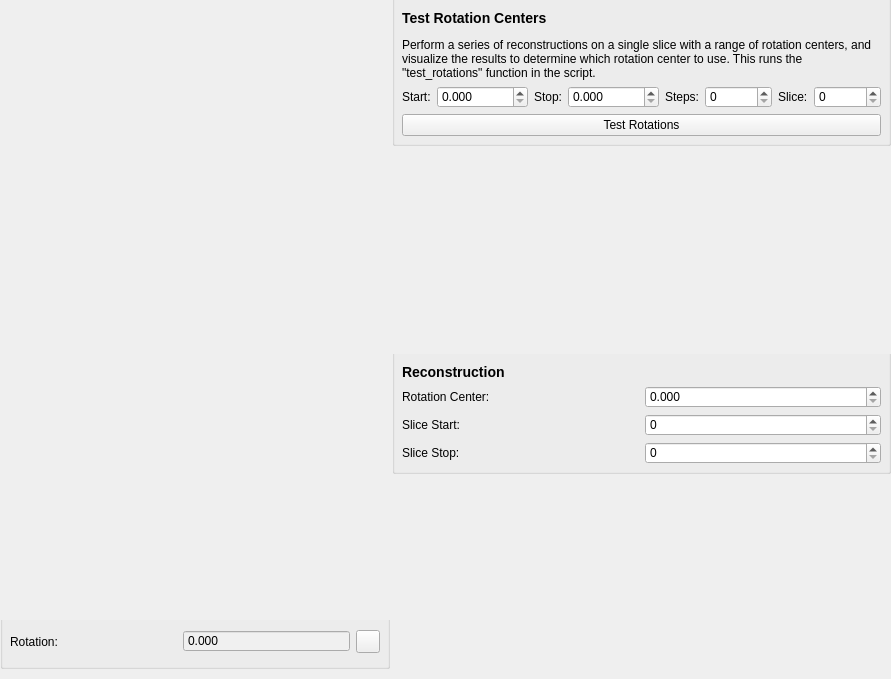
Qt form tomviz/FxiWorkflowWidget.ui (OpenChemistry/tomviz) before a commit.
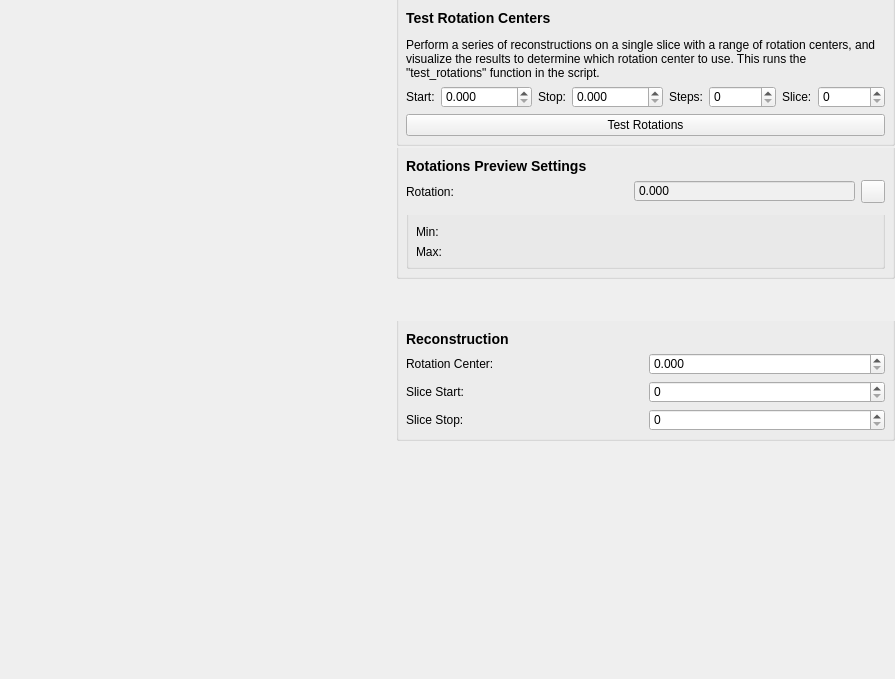
The same form after that commit. Icons and pictures are not drawn. Custom widgets are drawn as their Qt base class.

Commit message:
Allow users to rescale the color range
This allows the user to more easily visualize the preview.

This commit also fixes crashing that was happening when an error
occurred during the test rotations, and it also fixes some warnings.

Diff of the .ui file:
```diff
--- a/tomviz/FxiWorkflowWidget.ui
+++ b/tomviz/FxiWorkflowWidget.ui
@@ -6,7 +6,7 @@
    <rect>
     <x>0</x>
     <y>0</y>
-    <width>891</width>
+    <width>895</width>
     <height>679</height>
    </rect>
   </property>
@@ -34,66 +34,6 @@
      <item row="5" column="0">
       <layout class="QHBoxLayout" name="rotationLabelLayout"/>
      </item>
-     <item row="1" column="0">
-      <widget class="QGroupBox" name="testRotationsSettingsGroup">
-       <property name="styleSheet">
-        <string notr="true">QGroupBox{padding-top:15px; margin-top:-15px}</string>
-       </property>
-       <property name="title">
-        <string/>
-       </property>
-       <layout class="QGridLayout" name="gridLayout_2">
-        <item row="2" column="0">
-         <widget class="QLabel" name="currentRotationLabel">
-          <property name="text">
-           <string>Rotation:</string>
-          </property>
-         </widget>
-        </item>
-        <item row="5" column="0" colspan="2">
-         <widget class="tomviz::IntSliderWidget" name="imageViewSlider" native="true"/>
-        </item>
-        <item row="2" column="1">
-         <widget class="QDoubleSpinBox" name="currentRotation">
-          <property name="enabled">
-           <bool>true</bool>
-          </property>
-          <property name="styleSheet">
-           <string notr="true">background-color: #F0F0F0</string>
-          </property>
-          <property name="alignment">
-           <set>Qt::AlignLeading|Qt::AlignLeft|Qt::AlignVCenter</set>
-          </property>
-          <property name="readOnly">
-           <bool>true</bool>
-          </property>
-          <property name="buttonSymbols">
-           <enum>QAbstractSpinBox::NoButtons</enum>
-          </property>
-          <property name="decimals">
-           <number>3</number>
-          </property>
-          <property name="maximum">
-           <double>1000000.000000000000000</double>
-          </property>
-         </widget>
-        </item>
-        <item row="2" column="2">
-         <widget class="QToolButton" name="colorPresetButton">
-          <property name="toolTip">
-           <string>Choose preset color map</string>
-          </property>
-          <property name="text">
-           <string/>
-          </property>
-          <property name="icon">
-           <iconset theme=":/pqWidgets/Icons/pqFavorites.svg"/>
-          </property>
-         </widget>
-        </item>
-       </layout>
-      </widget>
-     </item>
      <item row="0" column="1" rowspan="8">
       <layout class="QVBoxLayout" name="verticalLayout_3">
        <property name="spacing">
@@ -105,7 +45,7 @@
        <item>
         <widget class="QGroupBox" name="testRotationCentersGroup">
          <property name="styleSheet">
-          <string notr="true">QGroupBox{padding-top:15px; margin-top:-15px}</string>
+          <string notr="true">QGroupBox{padding-top:20px; margin-top:-20px}</string>
          </property>
          <property name="title">
           <string/>
@@ -215,11 +155,120 @@
          </layout>
         </widget>
        </item>
+       <item>
+        <widget class="QGroupBox" name="testRotationsSettingsGroup">
+         <property name="styleSheet">
+          <string notr="true">QGroupBox{padding-top:15px; margin-top:-15px}</string>
+         </property>
+         <property name="title">
+          <string/>
+         </property>
+         <layout class="QGridLayout" name="gridLayout_2">
+          <item row="3" column="2">
+           <widget class="QToolButton" name="colorPresetButton">
+            <property name="toolTip">
+             <string>Choose preset color map</string>
+            </property>
+            <property name="text">
+             <string/>
+            </property>
+            <property name="icon">
+             <iconset theme=":/pqWidgets/Icons/pqFavorites.svg">
+              <normaloff>.</normaloff>.</iconset>
+            </property>
+           </widget>
+          </item>
+          <item row="3" column="1">
+           <widget class="QDoubleSpinBox" name="currentRotation">
+            <property name="enabled">
+             <bool>true</bool>
+            </property>
+            <property name="styleSheet">
+             <string notr="true">background-color: #F0F0F0</string>
+            </property>
+            <property name="alignment">
+             <set>Qt::AlignLeading|Qt::AlignLeft|Qt::AlignVCenter</set>
+            </property>
+            <property name="readOnly">
+             <bool>true</bool>
+            </property>
+            <property name="buttonSymbols">
+             <enum>QAbstractSpinBox::NoButtons</enum>
+            </property>
+            <property name="decimals">
+             <number>3</number>
+            </property>
+            <property name="maximum">
+             <double>1000000.000000000000000</double>
+            </property>
+           </widget>
+          </item>
+          <item row="6" column="0" colspan="3">
+           <widget class="tomviz::IntSliderWidget" name="imageViewSlider" native="true"/>
+          </item>
+          <item row="7" column="0" colspan="3">
+           <widget class="QGroupBox" name="previewRangesGroup">
+            <property name="title">
+             <string/>
+            </property>
+            <layout class="QGridLayout" name="gridLayout_5">
+             <item row="1" column="1">
+              <widget class="tomviz::DoubleSliderWidget" name="previewMin" native="true"/>
+             </item>
+             <item row="2" column="0">
+              <widget class="QLabel" name="previewMaxLabel">
+               <property name="text">
+                <string>Max:</string>
+               </property>
+              </widget>
+             </item>
+             <item row="2" column="1">
+              <widget class="tomviz::DoubleSliderWidget" name="previewMax" native="true"/>
+             </item>
+             <item row="1" column="0">
+              <widget class="QLabel" name="previewMinLabel">
+               <property name="text">
+                <string>Min:</string>
+               </property>
+              </widget>
+             </item>
+            </layout>
+           </widget>
+          </item>
+          <item row="3" column="0">
+           <widget class="QLabel" name="currentRotationLabel">
+            <property name="text">
+             <string>Rotation:</string>
+            </property>
+           </widget>
+          </item>
+          <item row="2" column="0" colspan="3">
+           <widget class="QLabel" name="testRotationCentersLabel_2">
+            <property name="minimumSize">
+             <size>
+              <width>450</width>
+              <height>0</height>
+             </size>
+            </property>
+            <property name="text">
+             <string>&lt;html&gt;&lt;head/&gt;&lt;body&gt;&lt;h3 style=&quot; margin-top:4px; margin-bottom:4px; margin-left:0px; margin-right:0px; -qt-block-indent:0; text-indent:0px;&quot;&gt;&lt;span style=&quot; font-size:large; font-weight:600;&quot;&gt;Rotations Preview Settings&lt;/span&gt;&lt;/h3&gt;&lt;/body&gt;&lt;/html&gt;</string>
+            </property>
+            <property name="wordWrap">
+             <bool>true</bool>
+            </property>
+           </widget>
+          </item>
+         </layout>
+        </widget>
+       </item>
        <item>
         <spacer name="verticalSpacer_1">
          <property name="orientation">
           <enum>Qt::Vertical</enum>
          </property>
+         <property name="sizeType">
+          <enum>QSizePolicy::Fixed</enum>
+         </property>
          <property name="sizeHint" stdset="0">
           <size>
            <width>20</width>
@@ -376,6 +425,12 @@
    <header>IntSliderWidget.h</header>
    <container>1</container>
   </customwidget>
+  <customwidget>
+   <class>tomviz::DoubleSliderWidget</class>
+   <extends>QWidget</extends>
+   <header>DoubleSliderWidget.h</header>
+   <container>1</container>
+  </customwidget>
  </customwidgets>
  <tabstops>
   <tabstop>start</tabstop>
```
Left out of the diff: 3 changed lines with no effect on the pictures. The commit also changes 1 other file.
